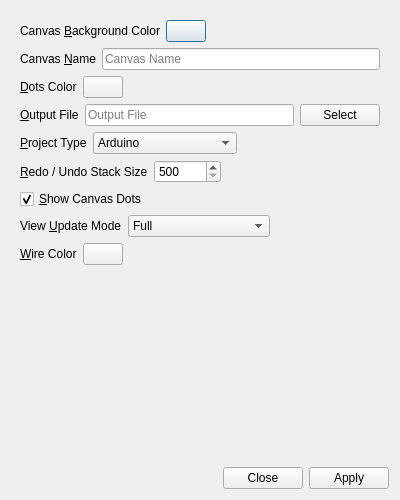
This is UI/glitch-canvas-settings.ui in textbrowser/glitch as Qt 5 draws it before an edit. The edited form follows.
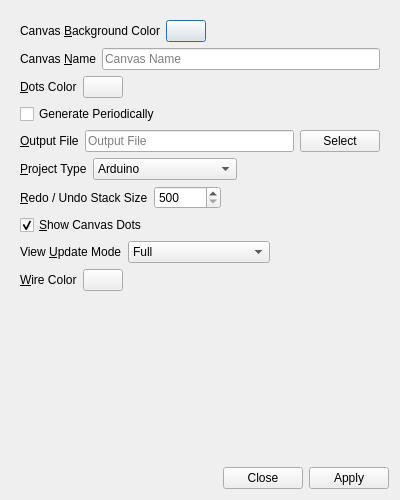
This is the edited form. Icons and pictures are not drawn.

Patch:
```diff
--- a/UI/glitch-canvas-settings.ui
+++ b/UI/glitch-canvas-settings.ui
@@ -131,6 +131,16 @@
          </item>
         </layout>
        </item>
+       <item>
+        <widget class="QCheckBox" name="generate_periodically">
+         <property name="toolTip">
+          <string>Generate the code shortly after a change is made.</string>
+         </property>
+         <property name="text">
+          <string>Generate Periodically</string>
+         </property>
+        </widget>
+       </item>
        <item>
         <layout class="QHBoxLayout" name="horizontalLayout_7">
          <item>
```
Left out of the diff: 2 changed lines with no effect on the pictures.
